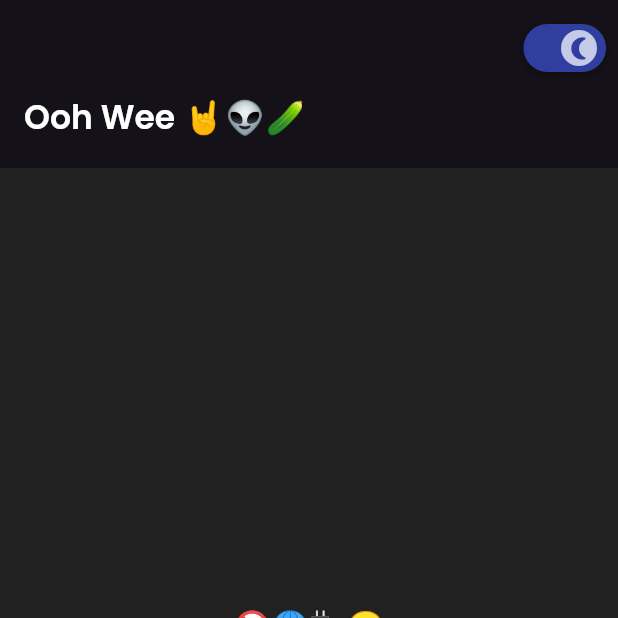
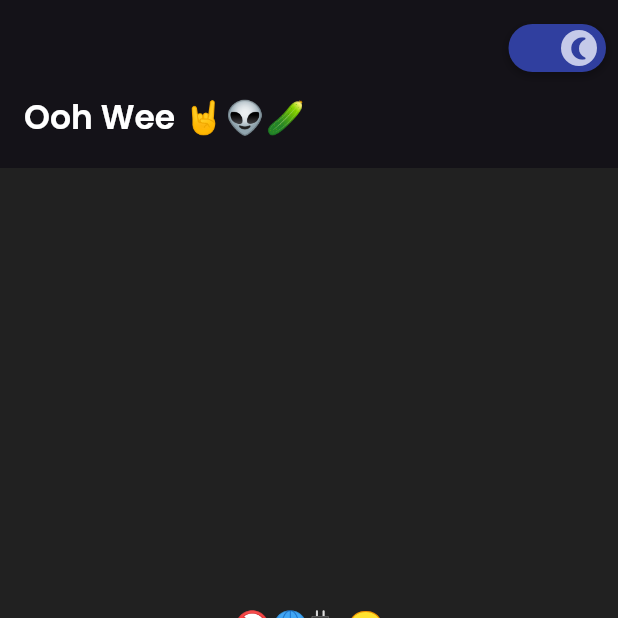
Before and after one commit to sparkwud/oohwee, a Flutter app: the screen it shows after launch, on a phone screen of 412 x 824 dp, the top half of it. Run offline on Flutter 3.47's test engine with Material 3 defaults, Android fonts, the phone set to English and light mode, and no system bars; our stand-ins replace dio, flutter_riverpod, google_fonts, shared_preferences; network calls fail.

Commit message:
add size to theme toggler constructor

```diff
--- a/lib/util/widgets/theme_toggler.dart
+++ b/lib/util/widgets/theme_toggler.dart
@@ -3,19 +3,23 @@ import 'package:flutter_riverpod/flutter_riverpod.dart';
 import 'package:oohwee/util/theme/theme_provider.dart';
 
 class ThemeToggler extends ConsumerWidget {
-  const ThemeToggler({super.key});
+  const ThemeToggler({
+    super.key,
+    this.size = 32,
+  });
+  final double size;
 
   @override
   Widget build(BuildContext context, WidgetRef ref) {
     final themeMode = ref.watch(themeNotifierProvider);
     // var brightness = MediaQuery.of(context).platformBrightness;
     final isDarkMode = themeMode == ThemeMode.dark;
-    const double size = 32;
+    // const double size = 32;
 
     return GestureDetector(
       onTap: () => ref.read(themeNotifierProvider.notifier).toggleTheme(),
       child: Container(
-        width: 55,
+        width: 65,
         height: size,
         padding: const EdgeInsets.symmetric(vertical: 4, horizontal: 2),
         decoration: BoxDecoration(
```
